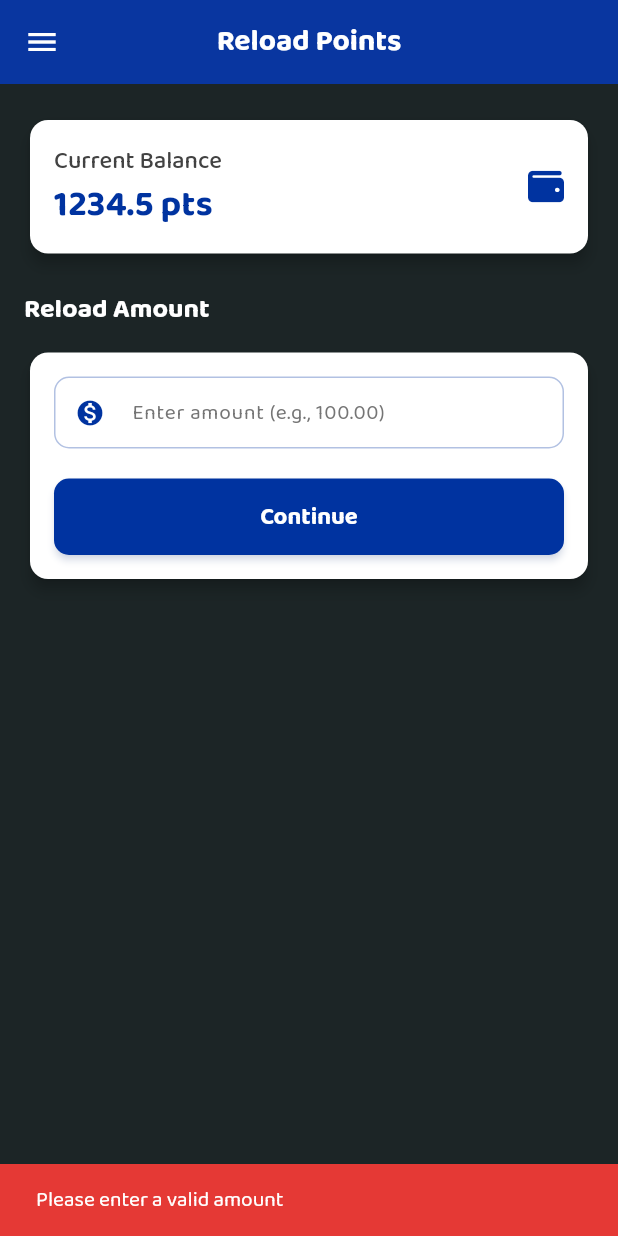
After one commit to lansoyyy/customer_loyalty_merchant, a Flutter app: the screen it shows after launch, after a tap on "Login", after a tap on "Reload", after a tap on "Continue", on a phone screen of 412 x 824 dp. The commit adds this screen. Run offline on Flutter 3.47's test engine with Material 3 defaults, Android fonts, the phone set to English and light mode, and no system bars; our stand-ins replace flutter_spinkit, fluttertoast, font_awesome_flutter, get, get_storage, quickalert; missing offline and left inert: flutter_swipe_button.

Commit message:
added reload page

```diff
--- a/lib/screens/home_screen.dart
+++ b/lib/screens/home_screen.dart
@@ -1,5 +1,6 @@
 import 'package:customer_loyalty/screens/history_screen.dart';
 import 'package:customer_loyalty/screens/pin.lock_screen.dart';
+import 'package:customer_loyalty/screens/reload_screen.dart';
 import 'package:customer_loyalty/utils/colors.dart';
 import 'package:customer_loyalty/widgets/amount.purchase_dialog.dart';
 import 'package:customer_loyalty/widgets/button_widget.dart';
@@ -37,7 +38,7 @@ class HomeScreen extends StatelessWidget {
             const SizedBox(height: 12),
             _buildTotalLoadCard(),
             const SizedBox(height: _sectionSpacing),
-            _buildTopUpButton(),
+            _buildTopUpButton(context),
             const SizedBox(height: _sectionSpacing),
             _buildAnalyticsSection(context),
             const SizedBox(height: _sectionSpacing),
@@ -251,14 +252,23 @@ class HomeScreen extends StatelessWidget {
     );
   }
 
-  Widget _buildTopUpButton() {
+  Widget _buildTopUpButton(BuildContext context) {
     return ButtonWidget(
       radius: _cardRadius,
       color: Colors.white,
       textColor: bayanihanBlue,
       width: double.infinity,
-      label: 'Top-up',
-      onPressed: () {},
+      label: 'Reload',
+      onPressed: () {
+        Get.to(PinLockScreen(), transition: Transition.zoom)!.whenComplete(
+          () async {
+            Get.off(ReloadScreen(), transition: Transition.zoom);
+            // Logic of RFID Scanning/QR Code Scanning/Card ID Input in here
+
+            // Dialog
+          },
+        );
+      },
       fontSize: 18,
     );
   }
--- /dev/null
+++ b/lib/screens/reload_screen.dart
@@ -0,0 +1,258 @@
+import 'package:customer_loyalty/utils/colors.dart';
+import 'package:customer_loyalty/widgets/drawer_widget.dart';
+import 'package:customer_loyalty/widgets/text_widget.dart';
+import 'package:flutter/material.dart';
+import 'package:font_awesome_flutter/font_awesome_flutter.dart';
+
+class ReloadScreen extends StatefulWidget {
+  const ReloadScreen({super.key});
+
+  @override
+  _ReloadScreenState createState() => _ReloadScreenState();
+}
+
+class _ReloadScreenState extends State<ReloadScreen> {
+  final TextEditingController _amountController = TextEditingController();
+  final double _currentBalance = 1234.50; // Example balance
+
+  @override
+  void dispose() {
+    _amountController.dispose();
+    super.dispose();
+  }
+
+  void _handleContinue() {
+    final amountText = _amountController.text;
+    if (amountText.isEmpty ||
+        double.tryParse(amountText) == null ||
+        double.parse(amountText) <= 0) {
+      ScaffoldMessenger.of(context).showSnackBar(
+        SnackBar(
+          content: TextWidget(
+            text: 'Please enter a valid amount',
+            fontSize: 14,
+            fontFamily: 'Regular',
+            color: Colors.white,
+          ),
+          backgroundColor: Colors.red[600],
+        ),
+      );
+      return;
+    }
+
+    // Show confirmation dialog
+    showDialog(
+      context: context,
+      builder: (context) => AlertDialog(
+        shape: RoundedRectangleBorder(borderRadius: BorderRadius.circular(12)),
+        backgroundColor: Colors.white,
+        title: TextWidget(
+          text: 'Confirm Reload',
+          fontSize: 18,
+          fontFamily: 'Bold',
+          color: bayanihanBlue,
+          isBold: true,
+        ),
+        content: TextWidget(
+          text: 'Are you sure you want to reload ${amountText} points?',
+          fontSize: 16,
+          fontFamily: 'Regular',
+          color: Colors.black87,
+        ),
+        actions: [
+          TextButton(
+            onPressed: () => Navigator.pop(context),
+            child: TextWidget(
+              text: 'Cancel',
+              fontSize: 14,
+              fontFamily: 'Medium',
+              color: Colors.grey[600],
+            ),
+          ),
+          ElevatedButton(
+            onPressed: () {
+              Navigator.pop(context);
+              // Process reload
+              print('Reload amount: $amountText');
+              ScaffoldMessenger.of(context).showSnackBar(
+                SnackBar(
+                  content: TextWidget(
+                    text: 'Reload of $amountText pts successful!',
+                    fontSize: 14,
+                    fontFamily: 'Regular',
+                    color: Colors.white,
+                  ),
+                  backgroundColor: bayanihanBlue,
+                ),
+              );
+              _amountController.clear();
+            },
+            style: ElevatedButton.styleFrom(
+              backgroundColor: bayanihanBlue,
+              shape: RoundedRectangleBorder(
+                  borderRadius: BorderRadius.circular(10)),
+              padding: const EdgeInsets.symmetric(horizontal: 16, vertical: 8),
+            ),
+            child: TextWidget(
+              text: 'Confirm',
+              fontSize: 14,
+              fontFamily: 'Medium',
+              color: Colors.white,
+            ),
+          ),
+        ],
+      ),
+    );
+  }
+
+  @override
+  Widget build(BuildContext context) {
+    return Scaffold(
+      drawer: const DrawerWidget(),
+      appBar: AppBar(
+        backgroundColor: bayanihanBlue,
+        foregroundColor: Colors.white,
+        title: TextWidget(
+          text: 'Reload Points',
+          fontSize: 20,
+          fontFamily: 'Bold',
+          color: Colors.white,
+          isBold: true,
+        ),
+        centerTitle: true,
+        elevation: 4,
+      ),
+      backgroundColor: backgroundColor,
+      body: Padding(
+        padding: const EdgeInsets.symmetric(horizontal: 16, vertical: 20),
+        child: Column(
+          crossAxisAlignment: CrossAxisAlignment.start,
+          children: [
+            // Points Balance
+            Card(
+              elevation: 4,
+              shape: RoundedRectangleBorder(
+                  borderRadius: BorderRadius.circular(12)),
+              color: Colors.white,
+              child: Padding(
+                padding: const EdgeInsets.all(16),
+                child: Row(
+                  mainAxisAlignment: MainAxisAlignment.spaceBetween,
+                  children: [
+                    Column(
+                      crossAxisAlignment: CrossAxisAlignment.start,
+                      children: [
+                        TextWidget(
+                          text: 'Current Balance',
+                          fontSize: 16,
+                          fontFamily: 'Medium',
+                          color: Colors.grey[800],
+                        ),
+                        TextWidget(
+                          text: '$_currentBalance pts',
+                          fontSize: 24,
+                          fontFamily: 'Bold',
+                          color: bayanihanBlue,
+                          isBold: true,
+                        ),
+                      ],
+                    ),
+                    Icon(
+                      FontAwesomeIcons.wallet,
+                      color: bayanihanBlue,
+                      size: 24,
+                    ),
+                  ],
+                ),
+              ),
+            ),
+            const SizedBox(height: 20),
+            // Input Amount
+            TextWidget(
+              text: 'Reload Amount',
+              fontSize: 18,
+              fontFamily: 'Bold',
+              color: Colors.white, // Changed to bayanihanBlue for consistency
+              isBold: true,
+            ),
+            const SizedBox(height: 12),
+            Card(
+              elevation: 4,
+              shape: RoundedRectangleBorder(
+                  borderRadius: BorderRadius.circular(12)),
+              color: Colors.white,
+              child: Padding(
+                padding: const EdgeInsets.all(16),
+                child: Column(
+                  crossAxisAlignment: CrossAxisAlignment.start,
+                  children: [
+                    TextField(
+                      controller: _amountController,
+                      keyboardType: TextInputType.number,
+                      decoration: InputDecoration(
+                        hintText: 'Enter amount (e.g., 100.00)',
+                        hintStyle: TextStyle(
+                          fontSize: 14,
+                          fontFamily: 'Regular',
+                          color: Colors.grey[600],
+                        ),
+                        border: OutlineInputBorder(
+                          borderRadius: BorderRadius.circular(10),
+                          borderSide:
+                              BorderSide(color: bayanihanBlue.withOpacity(0.3)),
+                        ),
+                        enabledBorder: OutlineInputBorder(
+                          borderRadius: BorderRadius.circular(10),
+                          borderSide:
+                              BorderSide(color: bayanihanBlue.withOpacity(0.3)),
+                        ),
+                        focusedBorder: OutlineInputBorder(
+                          borderRadius: BorderRadius.circular(10),
+                          borderSide:
+                              BorderSide(color: bayanihanBlue, width: 2),
+                        ),
+                        prefixIcon: Icon(Icons.monetization_on,
+                            color: bayanihanBlue, size: 20),
+                        contentPadding: const EdgeInsets.symmetric(
+                            horizontal: 12, vertical: 10),
+                        fillColor: Colors.white,
+                        filled: true,
+                      ),
+                      style: const TextStyle(
+                        fontSize: 16,
+                        fontFamily: 'Regular',
+                        color: Colors.black87,
+                      ),
+                    ),
+                    const SizedBox(height: 20),
+                    SizedBox(
+                      width: double.infinity,
+                      child: ElevatedButton(
+                        onPressed: _handleContinue,
+                        style: ElevatedButton.styleFrom(
+                          backgroundColor: bayanihanBlue,
+                          shape: RoundedRectangleBorder(
+                              borderRadius: BorderRadius.circular(10)),
+                          padding: const EdgeInsets.symmetric(vertical: 14),
+                          elevation: 2,
+                          shadowColor: bayanihanBlue.withOpacity(0.3),
+                        ),
+                        child: TextWidget(
+                          text: 'Continue',
+                          fontSize: 16,
+                          fontFamily: 'Bold',
+                          color: Colors.white,
+                          isBold: true,
+                        ),
+                      ),
+                    ),
+                  ],
+                ),
+              ),
+            ),
+          ],
+        ),
+      ),
+    );
+  }
+}
--- a/lib/widgets/drawer_widget.dart
+++ b/lib/widgets/drawer_widget.dart
@@ -1,5 +1,7 @@
 import 'package:customer_loyalty/screens/auth/login_screen.dart';
 import 'package:customer_loyalty/screens/history_screen.dart';
+import 'package:customer_loyalty/screens/pin.lock_screen.dart';
+import 'package:customer_loyalty/screens/reload_screen.dart';
 import 'package:customer_loyalty/widgets/divider_widget.dart';
 import 'package:customer_loyalty/widgets/logout_widget.dart';
 import 'package:customer_loyalty/widgets/text_widget.dart';
@@ -59,6 +61,17 @@ class DrawerWidget extends StatelessWidget {
               }),
               navBarItem(Icons.history, 'History', () {
                 Get.off(HistoryScreen(), transition: Transition.zoom);
+              }),
+              navBarItem(Icons.cached, 'Reload', () {
+                Get.to(PinLockScreen(), transition: Transition.zoom)!
+                    .whenComplete(
+                  () async {
+                    Get.off(ReloadScreen(), transition: Transition.zoom);
+                    // Logic of RFID Scanning/QR Code Scanning/Card ID Input in here
+
+                    // Dialog
+                  },
+                );
               }),
               const Spacer(),
               DividerWidget(),
```
